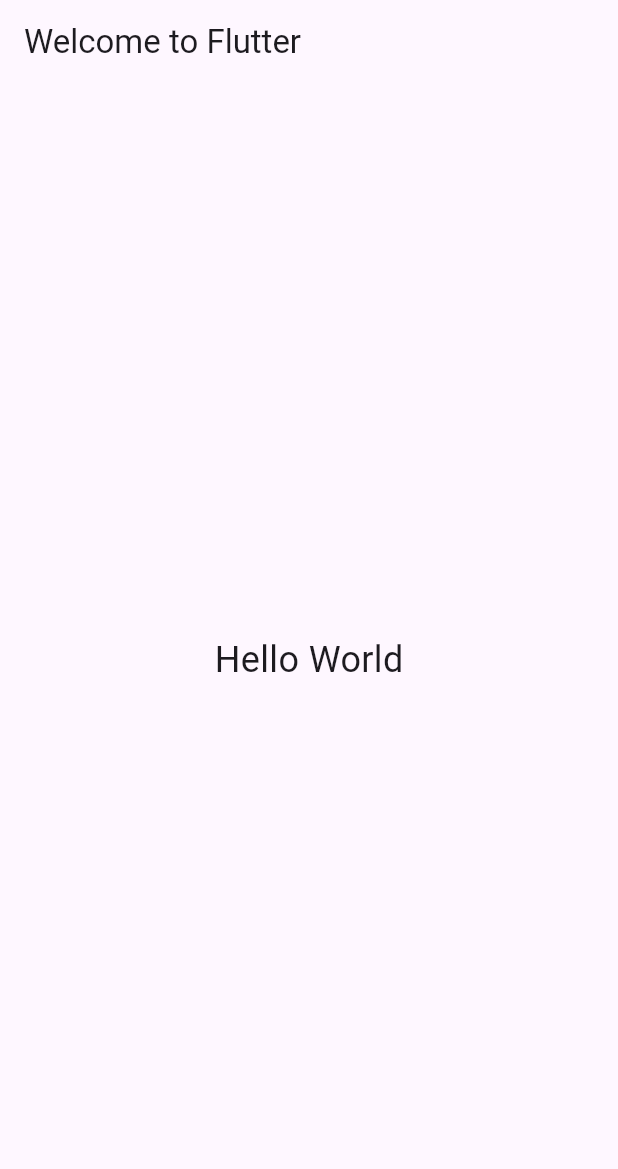
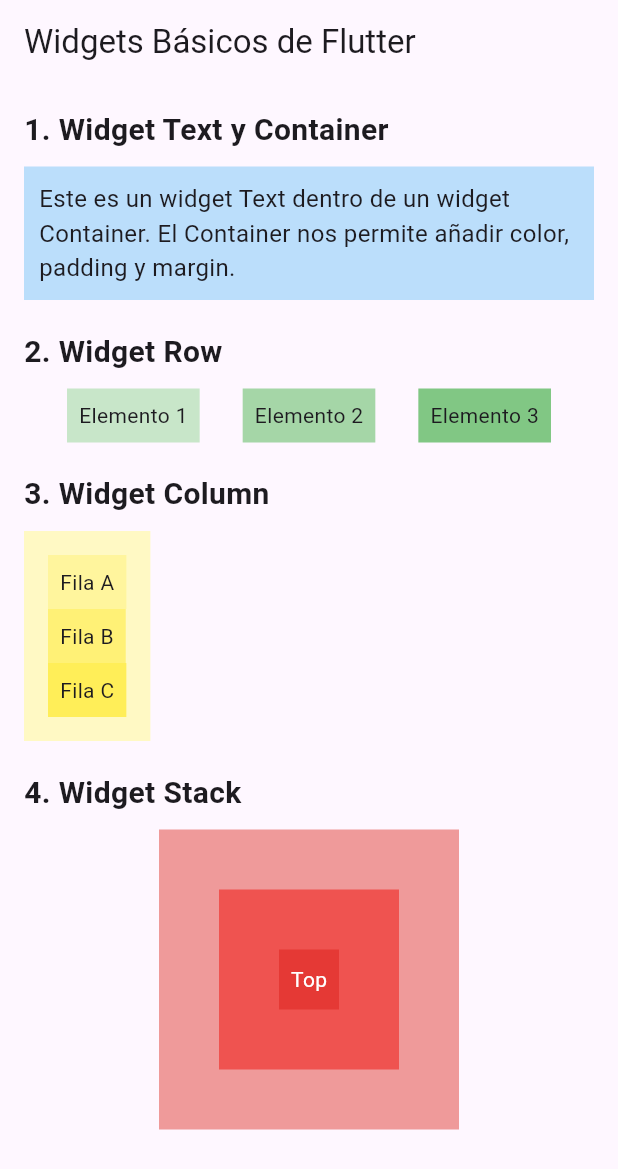
Before and after one commit to TanyaTec/LDSW_3.4_utilizacion_de_widgets, a Flutter app: the screen it shows after launch, on a phone screen of 412 x 824 dp. Shown: the top 1169 px of the screen. Run offline on Flutter 3.47's test engine with Material 3 defaults, Android fonts, the phone set to English and light mode, and no system bars.

Commit message:
Adición de ejemplos de  widgets básicos

```diff
--- a/lib/main.dart
+++ b/lib/main.dart
@@ -10,15 +10,143 @@ class MyApp extends StatelessWidget {
   @override
   Widget build(BuildContext context) {
     return MaterialApp(
-      title: 'Welcome to Flutter',
+      title: 'Demostración de Widgets',
+      theme: ThemeData(
+        primarySwatch: Colors.blue,
+      ),
       home: Scaffold(
         appBar: AppBar(
-          title: const Text('Welcome to Flutter'),
+          title: const Text('Widgets Básicos de Flutter'),
         ),
-        body: const Center(
-          child: Text(
-            'Hello World',
-            style: TextStyle(fontSize: 24),
+        body: SingleChildScrollView( // Permite el scroll si el contenido es demasiado grande
+          child: Padding(
+            padding: const EdgeInsets.all(16.0),
+            child: Column(
+              crossAxisAlignment: CrossAxisAlignment.start,
+              children: <Widget>[
+                // --- Demostración de Text y Container ---
+                const Text(
+                  '1. Widget Text y Container',
+                  style: TextStyle(fontSize: 20, fontWeight: FontWeight.bold),
+                ),
+                const SizedBox(height: 10),
+                Container(
+                  color: Colors.blue[100],
+                  padding: const EdgeInsets.all(10),
+                  margin: const EdgeInsets.only(bottom: 20),
+                  child: const Text(
+                    'Este es un widget Text dentro de un widget Container. El Container nos permite añadir color, padding y margin.',
+                    style: TextStyle(fontSize: 16),
+                  ),
+                ),
+
+                // --- Demostración de Row ---
+                const Text(
+                  '2. Widget Row',
+                  style: TextStyle(fontSize: 20, fontWeight: FontWeight.bold),
+                ),
+                const SizedBox(height: 10),
+                Row(
+                  mainAxisAlignment: MainAxisAlignment.spaceEvenly,
+                  children: <Widget>[
+                    Container(
+                      color: Colors.green[100],
+                      padding: const EdgeInsets.all(8),
+                      child: const Text('Elemento 1'),
+                    ),
+                    Container(
+                      color: Colors.green[200],
+                      padding: const EdgeInsets.all(8),
+                      child: const Text('Elemento 2'),
+                    ),
+                    Container(
+                      color: Colors.green[300],
+                      padding: const EdgeInsets.all(8),
+                      child: const Text('Elemento 3'),
+                    ),
+                  ],
+                ),
+                const SizedBox(height: 20),
+
+                // --- Demostración de Column ---
+                const Text(
+                  '3. Widget Column',
+                  style: TextStyle(fontSize: 20, fontWeight: FontWeight.bold),
+                ),
+                const SizedBox(height: 10),
+                Container(
+                  color: Colors.yellow[100],
+                  padding: const EdgeInsets.all(16),
+                  child: Column(
+                    crossAxisAlignment: CrossAxisAlignment.start,
+                    children: <Widget>[
+                      Container(
+                        color: Colors.yellow[200],
+                        padding: const EdgeInsets.all(8),
+                        child: const Text('Fila A'),
+                      ),
+                      Container(
+                        color: Colors.yellow[300],
+                        padding: const EdgeInsets.all(8),
+                        child: const Text('Fila B'),
+                      ),
+                      Container(
+                        color: Colors.yellow[400],
+                        padding: const EdgeInsets.all(8),
+                        child: const Text('Fila C'),
+                      ),
+                    ],
+                  ),
+                ),
+                const SizedBox(height: 20),
+
+                // --- Demostración de Stack ---
+                const Text(
+                  '4. Widget Stack',
+                  style: TextStyle(fontSize: 20, fontWeight: FontWeight.bold),
+                ),
+                const SizedBox(height: 10),
+                Center(
+                  child: Stack(
+                    alignment: Alignment.center,
+                    children: <Widget>[
+                      // Widget de fondo (más grande)
+                      Container(
+                        width: 200,
+                        height: 200,
+                        color: Colors.red[200],
+                      ),
+                      // Widget en el medio
+                      Positioned(
+                        top: 40,
+                        left: 40,
+                        child: Container(
+                          width: 120,
+                          height: 120,
+                          color: Colors.red[400],
+                        ),
+                      ),
+                      // Widget en primer plano (más pequeño)
+                      Positioned(
+                        top: 80,
+                        left: 80,
+                        child: Container(
+                          width: 40,
+                          height: 40,
+                          color: Colors.red[600],
+                          child: const Center(
+                            child: Text(
+                              'Top',
+                              style: TextStyle(color: Colors.white),
+                            ),
+                          ),
+                        ),
+                      ),
+                    ],
+                  ),
+                ),
+              ],
+            ),
           ),
         ),
       ),
```
